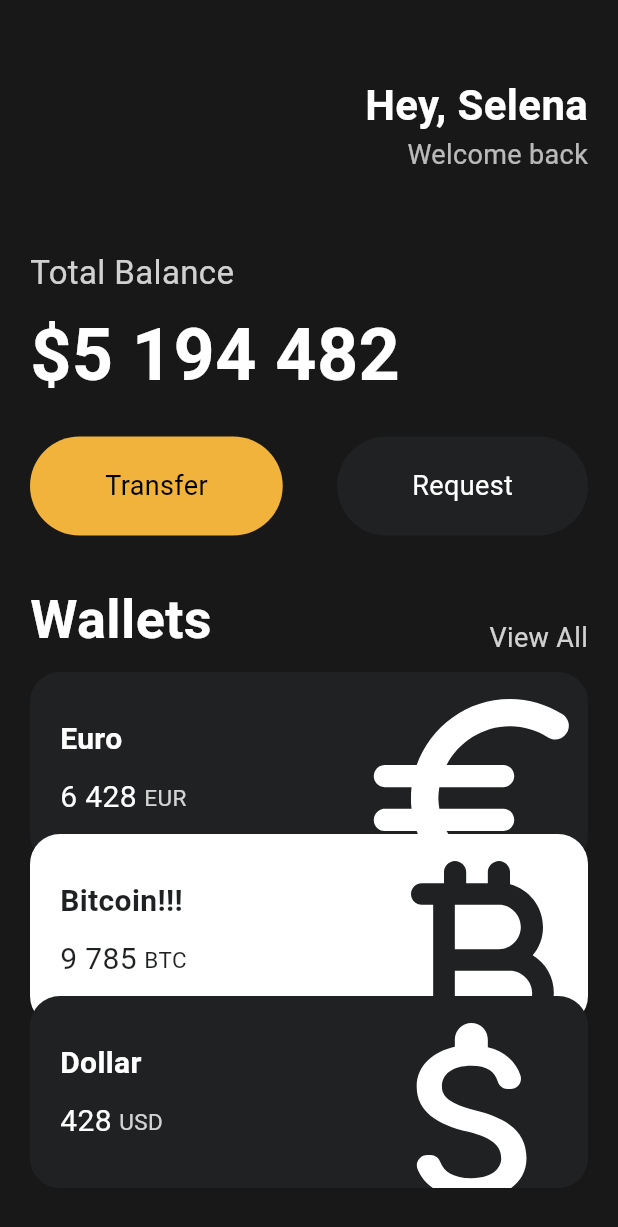
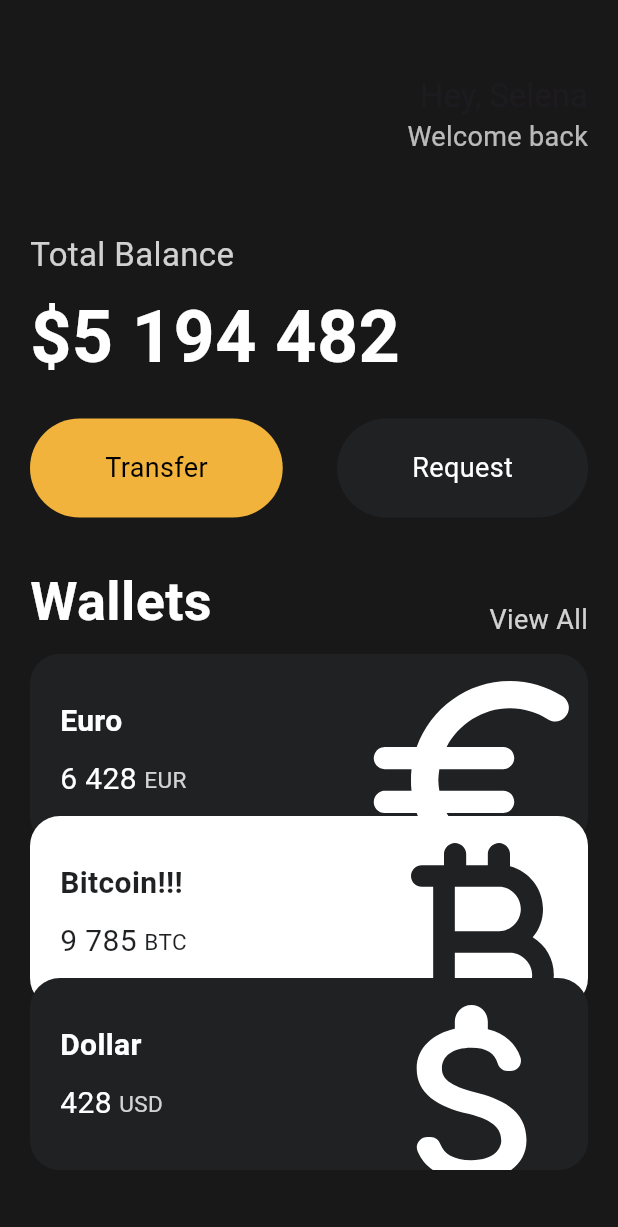
Before and after one commit to duckbill413/dart_flutter, a Flutter app: the screen it shows after launch, on a phone screen of 412 x 824 dp. Shown: the top 1227 px of the screen. Run offline on Flutter 3.47's test engine with Material 3 defaults, Android fonts, the phone set to English and light mode, and no system bars.

Commit message:
flutter 4.3 - BuildContext 를 활용 Theme

```diff
--- a/toonflix/lib/main.dart
+++ b/toonflix/lib/main.dart
@@ -7,10 +7,21 @@ void main() {
 }
 
 class App extends StatelessWidget {
+  const App({super.key});
+
   @override
   Widget build(BuildContext context) {
     // INFO: widget에는 material: goolge과 cupertino: ios type이 있다.
     return MaterialApp(
+        theme: ThemeData(
+          textTheme: const TextTheme(
+            titleLarge: TextStyle(
+              color: Colors.white,
+              fontSize: 28,
+              fontWeight: FontWeight.w700,
+            ),
+          ),
+        ),
         home: Scaffold(
           backgroundColor: const Color(0xFF181818),
           body: SingleChildScrollView(
@@ -30,13 +41,9 @@ class App extends StatelessWidget {
                         Column(
                           crossAxisAlignment: CrossAxisAlignment.end,
                           children: [
-                        const Text(
+                            Text(
                               'Hey, Selena',
-                          style: TextStyle(
-                            color: Colors.white,
-                            fontSize: 28,
-                            fontWeight: FontWeight.w700,
-                          ),
+                              style: Theme.of(context).textTheme.titleLarge,
                             ),
                             Text(
                               'Welcome back',
```
Lines whose indentation alone changed are shown as unchanged.
